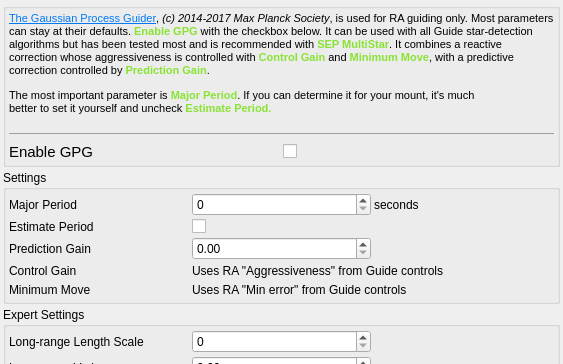
KDE/kstars, file kstars/ekos/guide/opsgpg.ui: the form before one commit; both pictures show x 0 to 563 and y 0 to 364 of the 563 by 570 pixel window.
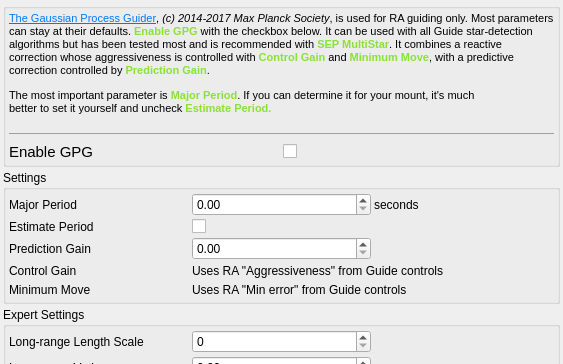
The form after the commit.

Commit message:
Change gpg period spinbox from int to double
also change the stored kstars.kcfg variable from Int to Double.
It should have been doubles all along as suggested by @gmaxwell.

Please let me know if you think this MR will have adverse affects on those with stored (int) values for the now double option, and if so, if there's a good way to not mess up their option values for the gpg period.

Diff of the .ui file:
```diff
--- a/kstars/ekos/guide/opsgpg.ui
+++ b/kstars/ekos/guide/opsgpg.ui
@@ -134,7 +134,7 @@
          </widget>
         </item>
         <item row="0" column="1">
-         <widget class="QSpinBox" name="kcfg_GPGPeriod">
+         <widget class="QDoubleSpinBox" name="kcfg_GPGPeriod">
           <property name="toolTip">
            <string>The length in seconds of the mount's major period (that's being corrected).</string>
           </property>
```
The commit also changes 1 other file.
